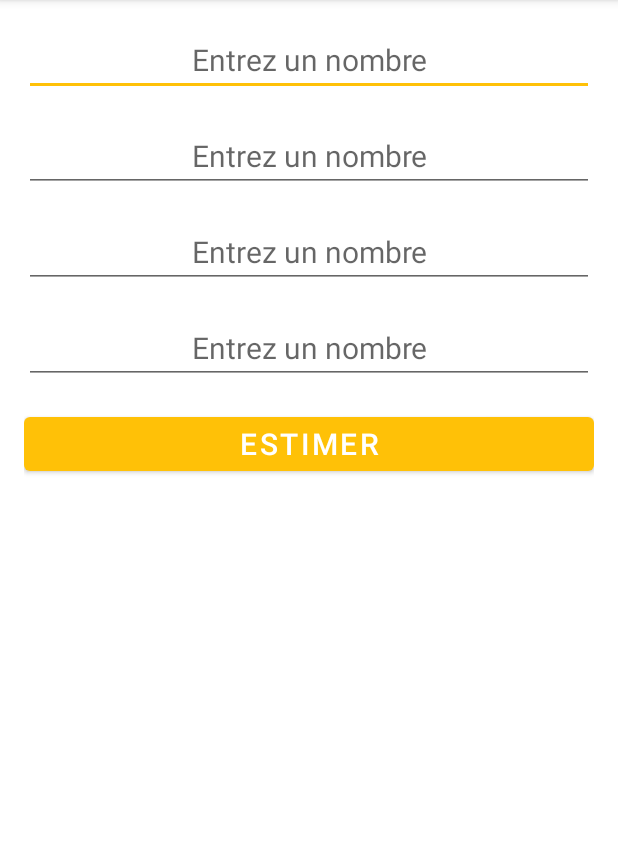
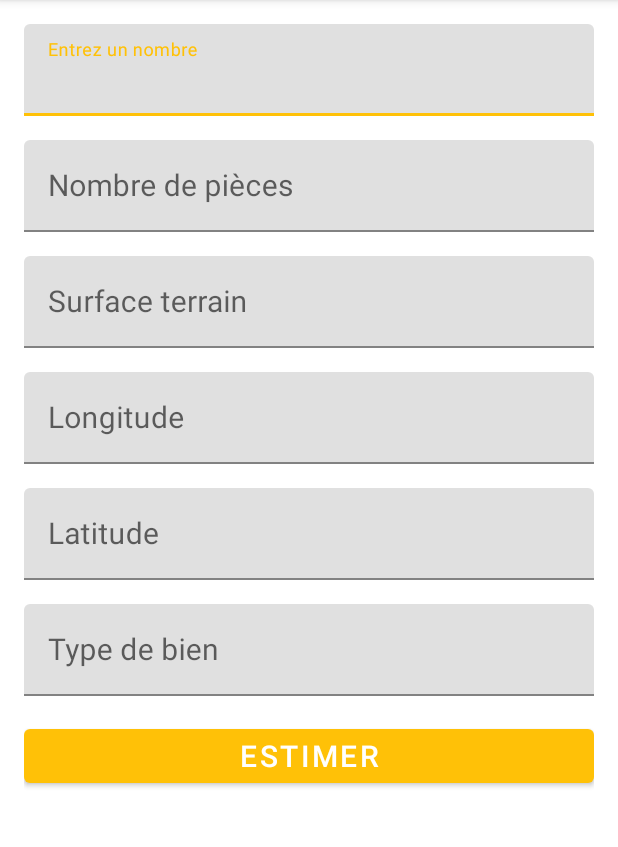
Before and after one commit to BKZRackham/Mini-Projet, an Android app: the screen it shows after launch (MainActivity), after a tap on "ESTIMER", on a phone screen of 412 x 824 dp, the part 84-931 px from its top. Run offline under Robolectric (Android 15) with nearby library versions, the phone set to English and light mode, and no system bars; our stand-ins replace Dagger/Hilt's generated code.

Commit message:
Graphic pass v3

```diff
--- a/app/src/main/java/fr/vinwin/miniprojet/view/CharacteristicsFragment.kt
+++ b/app/src/main/java/fr/vinwin/miniprojet/view/CharacteristicsFragment.kt
@@ -40,21 +40,19 @@ class CharacteristicsFragment : Fragment() {
                 val surfaceR = binding.editText1.text.toString().toFloatOrNull()
                 val nombreP = binding.editText2.text.toString().toFloatOrNull()
                 val surfaceT = binding.editText3.text.toString().toFloatOrNull()
-                val typeBien = binding.editText4.text.toString().toFloatOrNull()
+                val longitude = binding.editText4.text.toString().toFloatOrNull()
+                val latitude = binding.editText5.text.toString().toFloatOrNull()
+                val typeBien = binding.editText6.text.toString().toFloatOrNull()
 
-                if (surfaceR != null && nombreP != null && surfaceT != null && typeBien != null){
-                    val action = CharacteristicsFragmentDirections.actionCharacteristicsFragmentToEstimationFragment(surfaceR,nombreP,surfaceT,typeBien)
+                if (surfaceR != null && nombreP != null && surfaceT != null && longitude != null && latitude != null && typeBien != null){
+                    val action = CharacteristicsFragmentDirections.actionCharacteristicsFragmentToEstimationFragment(surfaceR,nombreP,surfaceT,longitude,latitude,typeBien)
                     findNavController().navigate(action)
                 }
                 else{
                     Toast.makeText( activity, "Veuillez remplir tous les champs" , Toast.LENGTH_LONG ).show()
                 }
             }catch (e: java.lang.NumberFormatException){
-                val carac1 = -1.0f
-                val carac2 = -1.0f
-                val carac3 = -1.0f
-                val carac4 = -1.0f
-                val action = CharacteristicsFragmentDirections.actionCharacteristicsFragmentToEstimationFragment(carac1,carac2,carac3,carac4)
+                val action = CharacteristicsFragmentDirections.actionCharacteristicsFragmentToEstimationFragment(-1f,-1f,-1f,-1f,-1f,-1f)
                 findNavController().navigate(action)
             }
         }
--- a/app/src/main/java/fr/vinwin/miniprojet/view/EstimationFragment.kt
+++ b/app/src/main/java/fr/vinwin/miniprojet/view/EstimationFragment.kt
@@ -38,14 +38,14 @@ class EstimationFragment : Fragment() {
     override fun onViewCreated(view: View, savedInstanceState: Bundle?) {
         super.onViewCreated(view, savedInstanceState)
 
-        binding.root.background.alpha = 125
+
 
         val args : EstimationFragmentArgs by navArgs()
         val estimatorViewModel : EstimatorViewModel by viewModels()
 
         val ortEnvironment = OrtEnvironment.getEnvironment()
         val ortSession = createORTSession( ortEnvironment )
-        estimatorViewModel.estimate(args.surfaceHabitable,args.numberRooms,args.surfaceTerrain,1.071855f,49.402764f, 1f, ortSession , ortEnvironment)
+        estimatorViewModel.estimate(args.surfaceHabitable,args.numberRooms,args.surfaceTerrain,args.longitude,args.latitude, args.typeBien, ortSession , ortEnvironment)
 
         estimatorViewModel.estimationResult.observe(viewLifecycleOwner){ value ->
             if(value <= 0f) {
@@ -56,16 +56,19 @@ class EstimationFragment : Fragment() {
             else if(value <= 200000f){
                 binding.estimationText.text = getString(R.string.estimation_text, value)
                 binding.root.background = context?.let { getDrawable(it,R.mipmap.ic_low_cost_foreground) }
+                binding.root.background.alpha = 210
             }
 
             else if(value <= 400000f){
                 binding.estimationText.text = getString(R.string.estimation_text, value)
                 binding.root.background = context?.let { getDrawable(it,R.mipmap.ic_mid_cost_foreground) }
+                binding.root.background.alpha = 210
             }
 
-            else if(value > 600000f){
+            else if(value > 400000f){
                 binding.estimationText.text = getString(R.string.estimation_text, value)
                 binding.root.background = context?.let { getDrawable(it,R.mipmap.ic_high_cost_foreground) }
+                binding.root.background.alpha = 210
             }
         }
 
--- /dev/null
+++ b/app/src/main/res/drawable/rounded_corners.xml
@@ -0,0 +1,16 @@
+<?xml version="1.0" encoding="utf-8"?>
+<shape xmlns:android="http://schemas.android.com/apk/res/android" >
+    <stroke
+        android:width="1dp"
+        android:color="@color/total_green" />
+
+    <solid android:color="@color/total_green" />
+
+    <padding
+        android:left="1dp"
+        android:right="1dp"
+        android:bottom="1dp"
+        android:top="1dp" />
+
+    <corners android:radius="20dp" />
+</shape>
--- a/app/src/main/res/layout/characteristics_fragment.xml
+++ b/app/src/main/res/layout/characteristics_fragment.xml
@@ -10,53 +10,109 @@
     android:padding="16dp">
 
 
-
-    <EditText
-        android:id="@+id/editText1"
+    <com.google.android.material.textfield.TextInputLayout
+        android:id="@+id/editTextLayout1"
         android:layout_width="match_parent"
         android:layout_height="wrap_content"
         android:hint="@string/edit_text_carac1_hint"
-        android:layout_marginBottom="16dp"
-        android:textSize="20sp"
-        android:inputType="number"
-        android:textAlignment="center"
-        android:importantForAutofill="no"/>
+        android:layout_marginBottom="16dp">
+
+        <com.google.android.material.textfield.TextInputEditText
+            android:id="@+id/editText1"
+            android:layout_width="match_parent"
+            android:layout_height="match_parent"
+            android:textSize="20sp"
+            android:inputType="numberDecimal"
+            android:textAlignment="center"
+            android:importantForAutofill="no"/>
+    </com.google.android.material.textfield.TextInputLayout>
+
+    <com.google.android.material.textfield.TextInputLayout
+        android:id="@+id/editTextLayout2"
+        android:layout_width="match_parent"
+        android:layout_height="wrap_content"
+        android:hint="@string/edit_text_carac2_hint"
+        android:layout_marginBottom="16dp">
+
+        <com.google.android.material.textfield.TextInputEditText
+            android:id="@+id/editText2"
+            android:layout_width="match_parent"
+            android:layout_height="match_parent"
+            android:textSize="20sp"
+            android:inputType="numberDecimal"
+            android:textAlignment="center"
+            android:importantForAutofill="no"/>
+    </com.google.android.material.textfield.TextInputLayout>
+
+    <com.google.android.material.textfield.TextInputLayout
+        android:id="@+id/editTextLayout3"
+        android:layout_width="match_parent"
+        android:layout_height="wrap_content"
+        android:hint="@string/edit_text_carac3_hint"
+        android:layout_marginBottom="16dp">
+
+        <com.google.android.material.textfield.TextInputEditText
+            android:id="@+id/editText3"
+            android:layout_width="match_parent"
+            android:layout_height="match_parent"
+            android:textSize="20sp"
+            android:inputType="numberDecimal"
+            android:textAlignment="center"
+            android:importantForAutofill="no"/>
+    </com.google.android.material.textfield.TextInputLayout>
+
+    <com.google.android.material.textfield.TextInputLayout
+        android:id="@+id/editTextLayout4"
+        android:layout_width="match_parent"
+        android:layout_height="wrap_content"
+        android:hint="@string/edit_text_carac4_hint"
+        android:layout_marginBottom="16dp">
+
+        <com.google.android.material.textfield.TextInputEditText
+            android:id="@+id/editText4"
+            android:layout_width="match_parent"
+            android:layout_height="match_parent"
+            android:textSize="20sp"
+            android:inputType="numberDecimal"
+            android:textAlignment="center"
+            android:importantForAutofill="no"/>
+    </com.google.android.material.textfield.TextInputLayout>
+
+    <com.google.android.material.textfield.TextInputLayout
+        android:id="@+id/editTextLayout5"
+        android:layout_width="match_parent"
+        android:layout_height="wrap_content"
+        android:hint="@string/edit_text_carac5_hint"
+        android:layout_marginBottom="16dp">
+
+        <com.google.android.material.textfield.TextInputEditText
+            android:id="@+id/editText5"
+            android:layout_width="match_parent"
+            android:layout_height="match_parent"
+            android:textSize="20sp"
+            android:inputType="numberDecimal"
+            android:textAlignment="center"
+            android:importantForAutofill="no"/>
+    </com.google.android.material.textfield.TextInputLayout>
+
+    <com.google.android.material.textfield.TextInputLayout
+        android:id="@+id/editTextLayout6"
+        android:layout_width="match_parent"
+        android:layout_height="wrap_content"
+        android:hint="@string/edit_text_carac6_hint"
+        android:layout_marginBottom="16dp">
+
+        <com.google.android.material.textfield.TextInputEditText
+            android:id="@+id/editText6"
+            android:layout_width="match_parent"
+            android:layout_height="match_parent"
+            android:textSize="20sp"
+            android:inputType="number"
+            android:textAlignment="center"
+            android:importantForAutofill="no"/>
+    </com.google.android.material.textfield.TextInputLayout>
 
 
-    <EditText
-        android:id="@+id/editText2"
-        android:layout_width="match_parent"
-        android:layout_height="wrap_content"
-        android:hint="@string/edit_text_carac1_hint"
-        android:layout_marginBottom="16dp"
-        android:textSize="20sp"
-        android:inputType="number"
-        android:textAlignment="center"
-        android:importantForAutofill="no"/>
-
-
-    <EditText
-        android:id="@+id/editText3"
-        android:layout_width="match_parent"
-        android:layout_height="wrap_content"
-        android:hint="@string/edit_text_carac1_hint"
-        android:layout_marginBottom="16dp"
-        android:textSize="20sp"
-        android:inputType="number"
-        android:textAlignment="center"
-        android:importantForAutofill="no"/>
-
-
-    <EditText
-        android:id="@+id/editText4"
-        android:layout_width="match_parent"
-        android:layout_height="wrap_content"
-        android:hint="@string/edit_text_carac1_hint"
-        android:layout_marginBottom="16dp"
-        android:textSize="20sp"
-        android:inputType="number"
-        android:textAlignment="center"
-        android:importantForAutofill="no"/>
 
 
     <Button
--- a/app/src/main/res/layout/estimation_fragment.xml
+++ b/app/src/main/res/layout/estimation_fragment.xml
@@ -6,23 +6,15 @@
     android:layout_width="match_parent"
     android:layout_height="match_parent"
     android:orientation="vertical"
+    android:gravity="bottom"
     tools:context=".view.MainActivity"
     android:padding="16dp"
     android:background="@mipmap/ic_low_cost_foreground"
-
     >
 
 
 
-    <ImageView
-        android:id="@+id/house_icon"
-        android:layout_width="262dp"
-        android:layout_height="266dp"
-        android:layout_gravity="center"
-        android:textAlignment="center"
-        app:srcCompat="@drawable/ic_house_foreground"
-        android:layout_marginBottom="5dp"
-         />
+
 
 
     <TextView
@@ -31,6 +23,10 @@
         android:layout_height="wrap_content"
         android:textAlignment="center"
         tools:text="Estimation text"
-        android:layout_marginBottom="16dp"
+        android:fontFamily="sans-serif-condensed"
+        android:textStyle="bold"
+        android:textColor="@color/gold"
+        android:background="@drawable/rounded_corners"
+        android:layout_marginBottom="90dp"
         android:textSize="25sp"/>
 </LinearLayout>
--- a/app/src/main/res/navigation/nav_graph.xml
+++ b/app/src/main/res/navigation/nav_graph.xml
@@ -28,7 +28,13 @@
             android:name="number_rooms"
             app:argType="float" />
         <argument
-            android:name="carac4"
+            android:name="longitude"
+            app:argType="float" />
+        <argument
+            android:name="latitude"
+            app:argType="float" />
+        <argument
+            android:name="type_bien"
             app:argType="float" />
     </fragment>
 </navigation>
--- a/app/src/main/res/values-night/themes.xml
+++ b/app/src/main/res/values-night/themes.xml
@@ -8,7 +8,7 @@
         <!-- Secondary brand color. -->
         <item name="colorSecondary">@color/gold</item>
         <item name="colorSecondaryVariant">@color/gold</item>
-        <item name="colorOnSecondary">@color/black</item>
+        <item name="colorOnSecondary">@color/total_green</item>
         <!-- Status bar color. -->
         <item name="android:statusBarColor" tools:targetApi="l">?attr/colorPrimaryVariant</item>
         <!-- Customize your theme here. -->
--- a/app/src/main/res/values/strings.xml
+++ b/app/src/main/res/values/strings.xml
@@ -8,4 +8,9 @@
     <string name="carac3_text">Nombre pièces</string>
     <string name="carac4_text">carac4</string>
     <string name="estimation_error_text">Erreur de format</string>
+    <string name="edit_text_carac2_hint">Nombre de pièces</string>
+    <string name="edit_text_carac3_hint">Surface terrain</string>
+    <string name="edit_text_carac4_hint">Longitude</string>
+    <string name="edit_text_carac5_hint">Latitude</string>
+    <string name="edit_text_carac6_hint">Type de bien</string>
 </resources>
--- a/app/src/main/res/values/themes.xml
+++ b/app/src/main/res/values/themes.xml
@@ -8,7 +8,7 @@
         <!-- Secondary brand color. -->
         <item name="colorSecondary">@color/gold</item>
         <item name="colorSecondaryVariant">@color/gold</item>
-        <item name="colorOnSecondary">@color/black</item>
+        <item name="colorOnSecondary">@color/total_green</item>
         <!-- Status bar color. -->
         <item name="android:statusBarColor" tools:targetApi="l">?attr/colorPrimaryVariant</item>
         <!-- Customize your theme here. -->
```
